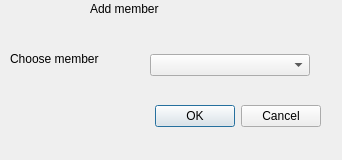
This is TaskManager/memberform.ui in letuan279/LTM as Qt 5 draws it before an edit. The edited form follows.
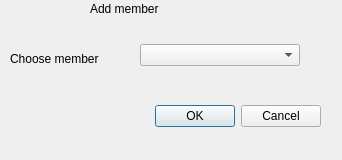
This is the edited form.

The edit to the form file:
```diff
--- a/TaskManager/memberform.ui
+++ b/TaskManager/memberform.ui
@@ -58,10 +58,10 @@
   <widget class="QWidget" name="verticalLayoutWidget">
    <property name="geometry">
     <rect>
-     <x>150</x>
-     <y>-10</y>
+     <x>140</x>
+     <y>40</y>
      <width>160</width>
-     <height>151</height>
+     <height>31</height>
     </rect>
    </property>
    <layout class="QVBoxLayout" name="verticalLayout_2">
```
